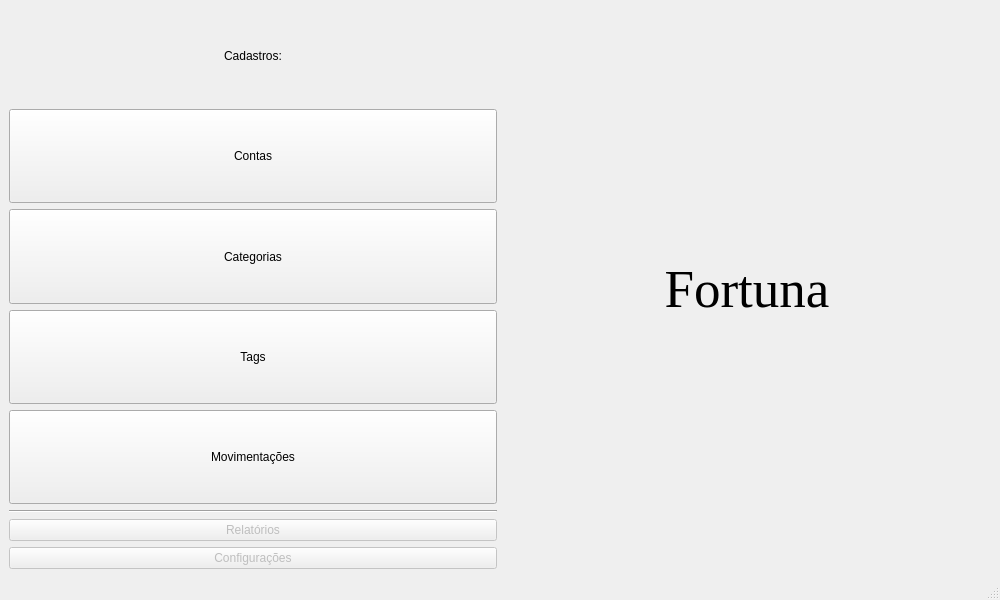
The window that mainwindow.ui (danielghirghi/fortuna) describes before a commit, drawn with Qt 5.
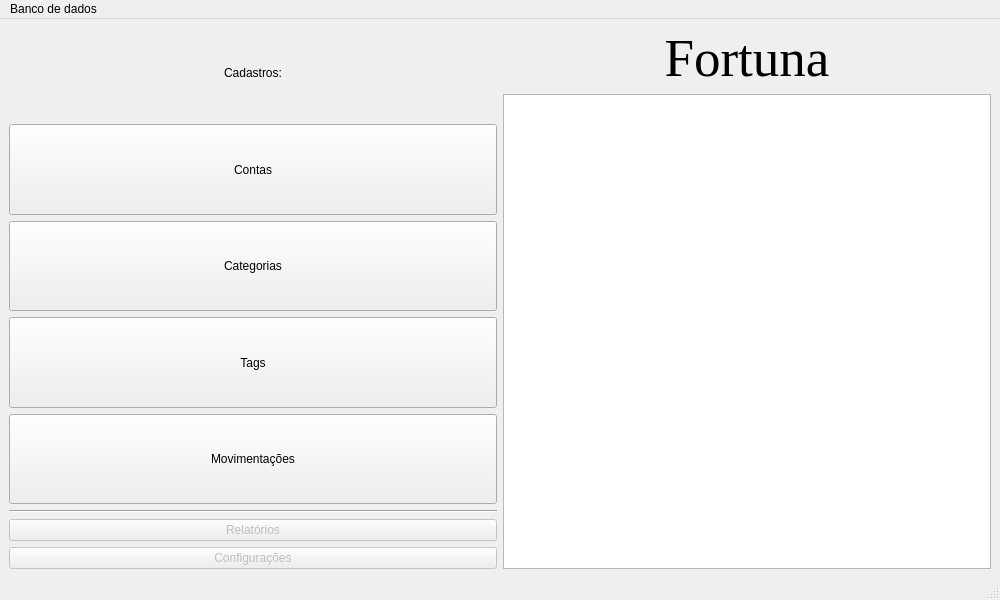
The same window after the commit.

Commit message:
Escolher arquivo de banco
Adicionado opção de escolher arquivo de banco de dados
Widgets das janelas de tabela vêm de uma classe base agora
ConfigManager vai definir caminho do banco de dados
Tabela de informações do banco de dados na mainwindow (para debug)

```diff
--- a/mainwindow.ui
+++ b/mainwindow.ui
@@ -132,6 +132,8 @@
        </layout>
       </item>
       <item>
+       <layout class="QGridLayout" name="layInfo">
+        <item row="0" column="0">
        <widget class="QLabel" name="lblFortuna">
         <property name="sizePolicy">
          <sizepolicy hsizetype="Preferred" vsizetype="Preferred">
@@ -156,6 +158,18 @@
         </property>
        </widget>
       </item>
+        <item row="1" column="0">
+         <widget class="QTableView" name="tblInfo">
+          <property name="sizePolicy">
+           <sizepolicy hsizetype="Minimum" vsizetype="Expanding">
+            <horstretch>0</horstretch>
+            <verstretch>0</verstretch>
+           </sizepolicy>
+          </property>
+         </widget>
+        </item>
+       </layout>
+      </item>
      </layout>
     </item>
    </layout>
@@ -169,6 +183,13 @@
      <height>21</height>
     </rect>
    </property>
+   <widget class="QMenu" name="menuBancoDeDados">
+    <property name="title">
+     <string>Banco de dados</string>
+    </property>
+    <addaction name="actionAbrirArquivo"/>
+   </widget>
+   <addaction name="menuBancoDeDados"/>
   </widget>
   <widget class="QStatusBar" name="statusbar"/>
  </widget>
```
Left out of the diff: 5 changed lines with no effect on the pictures. Lines whose indentation alone changed are shown as unchanged. The commit also changes 17 other files.
